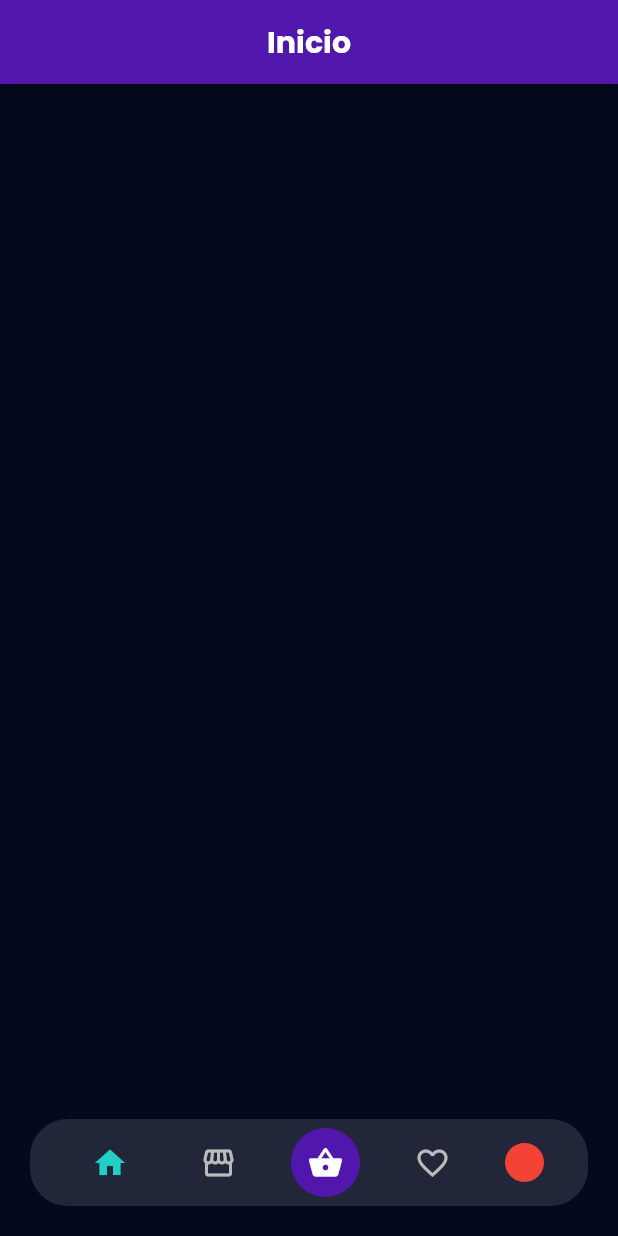
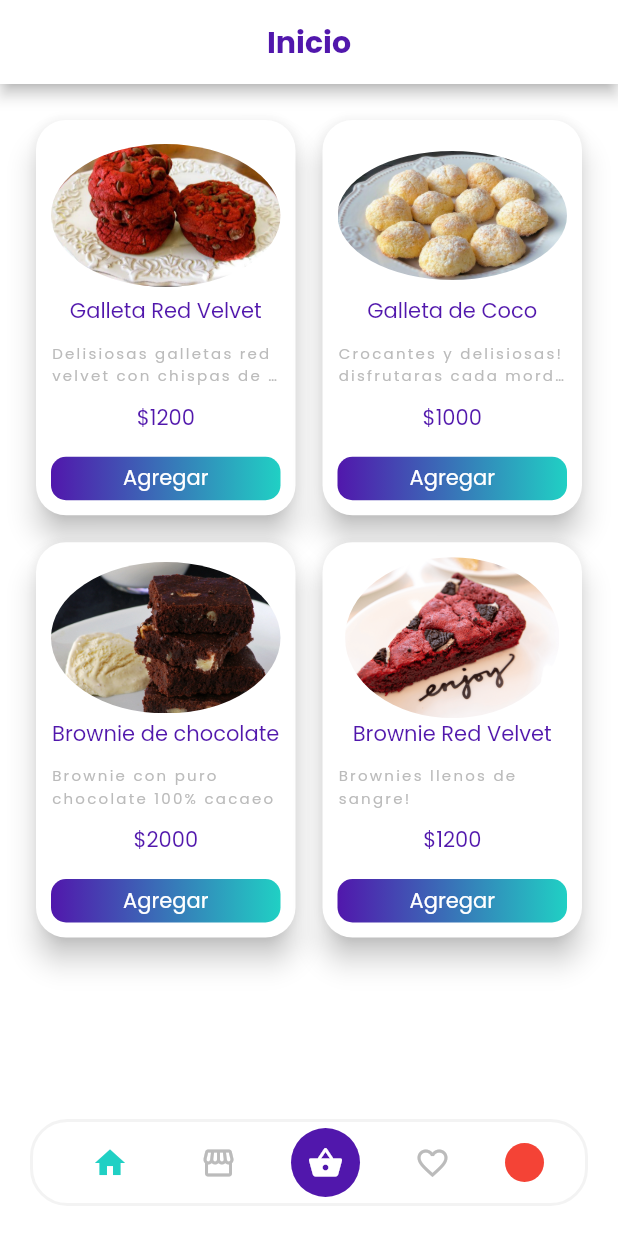
Before and after one commit to DerekMazino/u_commerce_prototype, a Flutter app: the screen it shows after launch, on a phone screen of 412 x 824 dp. Run offline on Flutter 3.47's test engine with Material 2 defaults, Android fonts, the phone set to English and light mode, and no system bars; our stand-ins replace google_fonts.

Commit message:
HomeScreen - Products List

```diff
--- a/lib/theming_and_state_managment/app/home/products/products_screen.dart
+++ b/lib/theming_and_state_managment/app/home/products/products_screen.dart
@@ -1,4 +1,8 @@
 import 'package:flutter/material.dart';
+import 'package:u_commerce_prototype/theming_and_state_managment/app/theme.dart';
+import 'package:u_commerce_prototype/theming_and_state_managment/app/widgets/delivery_button.dart';
+import 'package:u_commerce_prototype/theming_and_state_managment/data/in_memory_products.dart';
+import 'package:u_commerce_prototype/theming_and_state_managment/domain/model/product.dart';
 
 class ProductsScreen extends StatelessWidget {
   const ProductsScreen({Key? key}) : super(key: key);
@@ -7,12 +11,89 @@ class ProductsScreen extends StatelessWidget {
   Widget build(BuildContext context) {
     return Scaffold(
       appBar: AppBar(
-        title: Center(
+        title: const Center(
           child: Text(
             'Inicio',
           ),
         ),
       ),
+      body: GridView.builder(
+          padding: const EdgeInsets.all(20),
+          gridDelegate: const SliverGridDelegateWithFixedCrossAxisCount(
+              crossAxisCount: 2,
+              childAspectRatio: 2 / 3,
+              crossAxisSpacing: 10,
+              mainAxisSpacing: 10),
+          itemCount: products.length,
+          itemBuilder: (context, index) {
+            final Product product = products[index];
+            return _ItemProduct(product: product);
+          }),
     );
   }
 }
+
+class _ItemProduct extends StatelessWidget {
+  final Product product;
+
+  const _ItemProduct({Key? key, required this.product}) : super(key: key);
+
+  @override
+  Widget build(BuildContext context) {
+    return Card(
+      shape: RoundedRectangleBorder(borderRadius: BorderRadius.circular(20)),
+      color: Theme.of(context).canvasColor,
+      elevation: 8,
+      child: Padding(
+        padding: const EdgeInsets.all(10.0),
+        child: Column(
+          crossAxisAlignment: CrossAxisAlignment.stretch,
+          children: [
+            Expanded(
+                child: CircleAvatar(
+                    backgroundColor: Colors.transparent,
+                    child: ClipOval(
+                        child: Image.asset(
+                      product.image,
+                      fit: BoxFit.cover,
+                    )))),
+            Expanded(
+              child: Column(
+                children: [
+                  Text(product.name),
+                  const SizedBox(
+                    height: 10,
+                  ),
+                  Text(
+                    product.description,
+                    style: Theme.of(context)
+                        .textTheme
+                        .overline!
+                        .copyWith(color: DeliveryColors.lightGrey),
+                    maxLines: 2,
+                    overflow: TextOverflow.ellipsis,
+                  ),
+                  const SizedBox(
+                    height: 10,
+                  ),
+                  Text(
+                    '\$${product.price}',
+                    style: TextStyle(color: Theme.of(context).accentColor),
+                  ),
+                ],
+              ),
+            ),
+            DeliveryButton(
+                padding: EdgeInsets.symmetric(vertical: 4),
+                text: 'Agregar',
+                onTap: () {
+                  /* Navigator.of(context).pushReplacement(MaterialPageRoute(
+                    builder: (_) => HomeScreen(),
+                  )); */
+                })
+          ],
+        ),
+      ),
+    );
+  }
+}
--- a/lib/theming_and_state_managment/app/login/login_screen.dart
+++ b/lib/theming_and_state_managment/app/login/login_screen.dart
@@ -1,6 +1,7 @@
 import 'package:flutter/material.dart';
 import 'package:u_commerce_prototype/theming_and_state_managment/app/home/home_screen.dart';
 import 'package:u_commerce_prototype/theming_and_state_managment/app/theme.dart';
+import 'package:u_commerce_prototype/theming_and_state_managment/app/widgets/delivery_button.dart';
 
 const logoSize = 45.0;
 
@@ -120,31 +121,14 @@ class LoginScreen extends StatelessWidget {
           ),
           Padding(
               padding: EdgeInsets.all(25),
-            child: InkWell(
-              child: Container(
-                  decoration: BoxDecoration(
-                      //shape: BoxShape.rectangle,
-                      borderRadius: BorderRadius.circular(10),
-                      gradient: LinearGradient(
-                          colors: deliveryGradient,
-                          begin: Alignment.centerRight,
-                          end: Alignment.centerLeft)),
-                  //height: 20,
-                  child: Padding(
-                    padding: const EdgeInsets.all(15.0),
-                    child: Text(
-                      'Ingresar',
-                      style: TextStyle(color: DeliveryColors.white),
-                      textAlign: TextAlign.center,
-                    ),
-                  )),
+              child: DeliveryButton(
+                text: 'Login',
                 onTap: () {
                   Navigator.of(context).pushReplacement(MaterialPageRoute(
                     builder: (_) => HomeScreen(),
                   ));
                 },
-            ),
-          )
+              ))
         ],
       ),
     );
--- a/lib/theming_and_state_managment/app/theme.dart
+++ b/lib/theming_and_state_managment/app/theme.dart
@@ -62,8 +62,8 @@ final darkTheme = ThemeData(
   accentColor: DeliveryColors.white,
   bottomAppBarColor: Colors.transparent,
   textTheme: GoogleFonts.poppinsTextTheme().apply(
-    bodyColor: DeliveryColors.white,
-    displayColor: DeliveryColors.white,
+    bodyColor: DeliveryColors.green,
+    displayColor: DeliveryColors.green,
   ),
   inputDecorationTheme: InputDecorationTheme(
     labelStyle: TextStyle(color: DeliveryColors.green),
--- /dev/null
+++ b/lib/theming_and_state_managment/app/widgets/delivery_button.dart
@@ -0,0 +1,37 @@
+import 'package:flutter/material.dart';
+import 'package:u_commerce_prototype/theming_and_state_managment/app/theme.dart';
+
+class DeliveryButton extends StatelessWidget {
+  final VoidCallback onTap;
+  final String text;
+  final EdgeInsets padding;
+  const DeliveryButton(
+      {Key? key,
+      required this.onTap,
+      required this.text,
+      this.padding = const EdgeInsets.all(14.0)})
+      : super(key: key);
+  @override
+  Widget build(BuildContext context) {
+    return InkWell(
+      child: Container(
+          decoration: BoxDecoration(
+              //shape: BoxShape.rectangle,
+              borderRadius: BorderRadius.circular(10),
+              gradient: LinearGradient(
+                  colors: deliveryGradient,
+                  begin: Alignment.centerRight,
+                  end: Alignment.centerLeft)),
+          //height: 20,
+          child: Padding(
+            padding: padding,
+            child: Text(
+              text,
+              style: TextStyle(color: DeliveryColors.white),
+              textAlign: TextAlign.center,
+            ),
+          )),
+      onTap: onTap,
+    );
+  }
+}
--- /dev/null
+++ b/lib/theming_and_state_managment/data/in_memory_products.dart
@@ -0,0 +1,28 @@
+import 'package:u_commerce_prototype/theming_and_state_managment/domain/model/product.dart';
+
+final products = [
+  Product(
+      available: true,
+      image: 'assets/galletas1.jpeg',
+      name: 'Galleta Red Velvet',
+      description: 'Delisiosas galletas red velvet con chispas de chocolate',
+      price: 1200),
+  Product(
+      available: true,
+      image: 'assets/galletas2.jpeg',
+      name: 'Galleta de Coco',
+      description: 'Crocantes y delisiosas! disfrutaras cada mordida',
+      price: 1000),
+  Product(
+      available: true,
+      image: 'assets/brownie1.jpeg',
+      name: 'Brownie de chocolate',
+      description: 'Brownie con puro chocolate 100% cacaeo',
+      price: 2000),
+  Product(
+      available: true,
+      image: 'assets/brownie2.png',
+      name: 'Brownie Red Velvet',
+      description: 'Brownies llenos de sangre!',
+      price: 1200),
+];
--- /dev/null
+++ b/lib/theming_and_state_managment/domain/model/product.dart
@@ -0,0 +1,15 @@
+class Product {
+  Product({
+    required this.available,
+    required this.image,
+    required this.name,
+    required this.description,
+    required this.price,
+  });
+
+  final bool available;
+  final String image;
+  final String name;
+  final String description;
+  final int price;
+}
--- a/lib/theming_and_state_managment/main_theming_and_state_managment.dart
+++ b/lib/theming_and_state_managment/main_theming_and_state_managment.dart
@@ -8,7 +8,7 @@ class MainThemingAndStateManagmentScreen extends StatelessWidget {
     return MaterialApp(
       debugShowCheckedModeBanner: false,
       home: SplashScreen(),
-      theme: darkTheme,
+      theme: lightTheme,
     );
   }
 }
```
Also changed, not shown: assets/brownie1.jpeg (added), assets/brownie2.png (added), assets/galletas1.jpeg (added), assets/galletas2.jpeg (added). Lines whose indentation alone changed are shown as unchanged.
